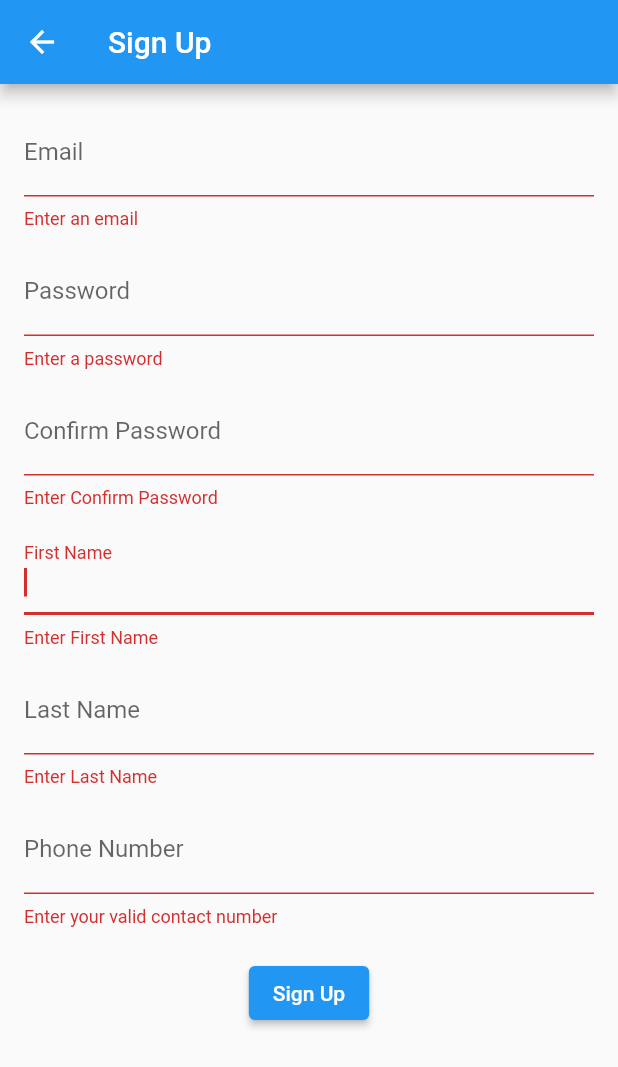
After one commit to hassansultankhan/store, a Flutter app: the SignUpScreen screen opened directly, after a tap on "Sign Up", on a phone screen of 412 x 824 dp. The commit adds this screen. Shown: the top 1067 px of the screen. Run offline on Flutter 3.47's test engine with Material 2 defaults, Android fonts, the phone set to English and light mode, and no system bars; our stand-ins replace carousel_slider, cloud_firestore, firebase_auth, firebase_core, google_sign_in; accounts and stored records are empty.

Commit message:
03/10/23

```diff
--- /dev/null
+++ b/lib/signupScreen.dart
@@ -0,0 +1,282 @@
+import 'package:cloud_firestore/cloud_firestore.dart';
+import 'package:firebase_auth/firebase_auth.dart';
+import 'package:flutter/material.dart';
+import 'navigationScreen.dart';
+
+class SignUpScreen extends StatefulWidget {
+  @override
+  _SignUpScreenState createState() => _SignUpScreenState();
+}
+
+class _SignUpScreenState extends State<SignUpScreen> {
+  final _formKey = GlobalKey<FormState>();
+  final TextEditingController _emailController = TextEditingController();
+  final TextEditingController _passwordController = TextEditingController();
+  final TextEditingController _confirmPasswordController =
+      TextEditingController();
+  final TextEditingController _firstnameController = TextEditingController();
+  final TextEditingController _lastnameController = TextEditingController();
+  final TextEditingController _phoneController = TextEditingController();
+
+  bool _isLoading = false;
+  bool emailTaken = false;
+  bool emailSet = false;
+  String email1 = "";
+  bool emailError = false;
+
+  @override
+  void initState() {
+    super.initState();
+  }
+
+  Widget build(BuildContext context) {
+    return Scaffold(
+      appBar: AppBar(title: Text('Sign Up')),
+      body: GestureDetector(
+        onTap: () {
+          FocusScope.of(context).unfocus();
+        },
+        child: SingleChildScrollView(
+          padding: EdgeInsets.all(16.0),
+          keyboardDismissBehavior: ScrollViewKeyboardDismissBehavior.onDrag,
+          physics: ClampingScrollPhysics(),
+          scrollDirection: Axis.vertical,
+          child: Form(
+            key: _formKey,
+            child: Column(
+              mainAxisAlignment: MainAxisAlignment.center,
+              children: <Widget>[
+                TextFormField(
+                  controller: _emailController,
+                  validator: (val) => emailValidator(val, emailTaken),
+                  decoration: InputDecoration(labelText: 'Email'),
+                  onChanged: (val) {
+                    // Trigger revalidation when the value changes
+                    // _formKey.currentState!.validate();
+                    setState(() {
+                      emailError = false;
+                    });
+                  },
+                ),
+                const SizedBox(height: 12),
+                TextFormField(
+                  controller: _passwordController,
+                  validator: (val) {
+                    if (val!.isEmpty) {
+                      return 'Enter a password';
+                    } else if (val.length < 6) {
+                      return 'Password must be at least 6 characters';
+                    }
+                    return null;
+                  },
+                  obscureText: true,
+                  decoration: InputDecoration(labelText: 'Password'),
+                ),
+                const SizedBox(height: 12),
+                TextFormField(
+                  controller: _confirmPasswordController,
+                  validator: (val) {
+                    if (val!.isEmpty) {
+                      return 'Enter Confirm Password';
+                    } else if (val != _passwordController.text) {
+                      return 'Passwords do not match';
+                    }
+                    return null;
+                  },
+                  obscureText: true,
+                  decoration: InputDecoration(labelText: 'Confirm Password'),
+                ),
+                const SizedBox(height: 12),
+                TextFormField(
+                  autofocus: true,
+                  controller: _firstnameController,
+                  validator: (val) => val!.isEmpty ? 'Enter First Name' : null,
+                  decoration: InputDecoration(labelText: 'First Name'),
+                ),
+                const SizedBox(height: 12),
+                TextFormField(
+                  controller: _lastnameController,
+                  validator: (val) => val!.isEmpty ? 'Enter Last Name' : null,
+                  decoration: InputDecoration(labelText: 'Last Name'),
+                ),
+                const SizedBox(height: 12),
+                TextFormField(
+                  controller: _phoneController,
+                  validator: (val) {
+                    if (val!.isEmpty) {
+                      return 'Enter your valid contact number';
+                    } else if (!isValidPhoneNumber(val)) {
+                      return 'Enter a valid numeric phone number';
+                    }
+                    return null;
+                  },
+                  keyboardType:
+                      TextInputType.phone, // Use phone keyboard layout
+                  decoration: InputDecoration(labelText: 'Phone Number'),
+                ),
+                const SizedBox(height: 20),
+                ElevatedButton(
+                  onPressed: _isLoading
+                      ? null
+                      : _handleSignup, // Disable button when loading
+                  child: _isLoading
+                      ? CircularProgressIndicator() // Show loading indicator
+                      : Text('Sign Up'),
+                ),
+              ],
+            ),
+          ),
+        ),
+      ),
+    );
+  }
+
+  Future<void> _handleSignup() async {
+    print('process start');
+    setState(() {
+      _isLoading = true;
+      emailTaken = false;
+    });
+
+    if (_formKey.currentState!.validate()) {
+      try {
+        // upload firebase Authenticator credentials
+        UserCredential userCredential =
+            await FirebaseAuth.instance.createUserWithEmailAndPassword(
+          email: _emailController.text,
+          password: _passwordController.text,
+        );
+
+        print("Credentials accepted");
+
+        //create firebase firestore collection with title of profiles
+        final CollectionReference _profiles =
+            FirebaseFirestore.instance.collection('Profiles');
+
+        final String email = _emailController.text;
+        final String password = _passwordController.text;
+        final String firstName = _firstnameController.text;
+        final String lastName = _lastnameController.text;
+        final String phoneNumber = _phoneController.text;
+
+        // add credentials to that collection database created above in firestore
+        await _profiles.add({
+          "email": email,
+          "password": password,
+          "First Name": firstName,
+          "Last Name": lastName,
+          "phone Number": phoneNumber,
+          "timestamp": FieldValue.serverTimestamp(),
+        });
+
+        // Query the documents in the collection and order by creation time in descending order
+        QuerySnapshot querySnapshot = await _profiles
+            .orderBy('timestamp', descending: true)
+            .limit(1)
+            .get();
+
+        // Check if there are any documents in the query result
+        if (querySnapshot.docs.isNotEmpty) {
+          // Access the data of the first document (most recent)
+          String email1 = querySnapshot.docs.first['email'];
+
+          // Now you can use this data as needed
+          print('Most recent email: $email1');
+
+          //if email retreived set bool to transger credentials to profile page
+          if (email == email1) {
+            setState(() {
+              emailSet = true;
+            });
+          }
+        } else {
+          // Handle the case where no documents were found
+          print('No documents found.');
+        }
+      }
+
+      // Handle the successful signup, if needed.
+      on FirebaseAuthException catch (e) {
+        if (e.code == 'weak-password') {
+          print('The password provided is too weak.');
+        } else if (e.code == 'email-already-in-use') {
+          print('The account already exists for that email.');
+          setState(() {
+            emailError = true;
+          });
+
+          showDialog(
+            context: context,
+            builder: (context) => AlertDialog(
+              title: Text('Error'),
+              content: Text('An account is already assigned to this email.'),
+              actions: <Widget>[
+                TextButton(
+                  onPressed: () {
+                    Navigator.of(context).pop(); // Close the dialog
+                  },
+                  child: Text('OK'),
+                ),
+              ],
+            ),
+          );
+        }
+        // Handle other signup errors, if needed.
+      } catch (e) {
+        print(e.toString());
+      } finally {
+        setState(() {
+          _isLoading = false;
+          emailTaken = false;
+        });
+      }
+    }
+
+    setState(() {
+      _isLoading = false;
+    });
+
+    // stuck here
+    print("emailSet: $emailSet");
+    print("emailError: $emailError");
+    if (emailSet && !emailError) {
+      Navigator.push(
+          context,
+          MaterialPageRoute(
+              builder: (context) => navigationScreen(
+                  displayName: _firstnameController.text,
+                  email: _emailController.text,
+                  photoUrl: "assets/smiley.png")));
+    }
+
+    // Clear text editing controller values
+    // dispose();
+  }
+
+  bool isValidEmail(String email) {
+    // Use a regular expression to check if the email is in a valid format
+    final emailRegExp = RegExp(
+      r'^[\w-\.]+@([\w-]+\.)+[\w-]{2,4}$',
+      caseSensitive: false,
+      multiLine: false,
+    );
+    return emailRegExp.hasMatch(email);
+  }
+
+  String? emailValidator(String? val, bool isEmailTaken) {
+    if (val!.isEmpty) {
+      return 'Enter an email';
+    } else if (!isValidEmail(val)) {
+      return 'Enter a valid email address';
+    } else if (isEmailTaken) {
+      return "An account is already assigned to this email";
+    }
+    return null;
+  }
+
+  bool isValidPhoneNumber(String phoneNumber) {
+    // Use a regular expression to check if the phone number is numeric
+    final phoneRegExp = RegExp(r'^[0-9]+$');
+    return phoneRegExp.hasMatch(phoneNumber);
+  }
+}
--- a/pubspec.yaml
+++ b/pubspec.yaml
@@ -38,6 +38,8 @@ dependencies:
   carousel_slider: ^4.2.1
   firebase_auth: ^4.10.0
   google_sign_in: ^6.1.5
+  firebase_core: ^2.17.0
+  cloud_firestore: ^4.9.3
 
 dev_dependencies:
   flutter_test:
```
Also changed, not shown: lib/loginScreen.dart (+323 -0 lines), lib/main.dart (+7 -1 lines), pubspec.lock, 1 other file.
